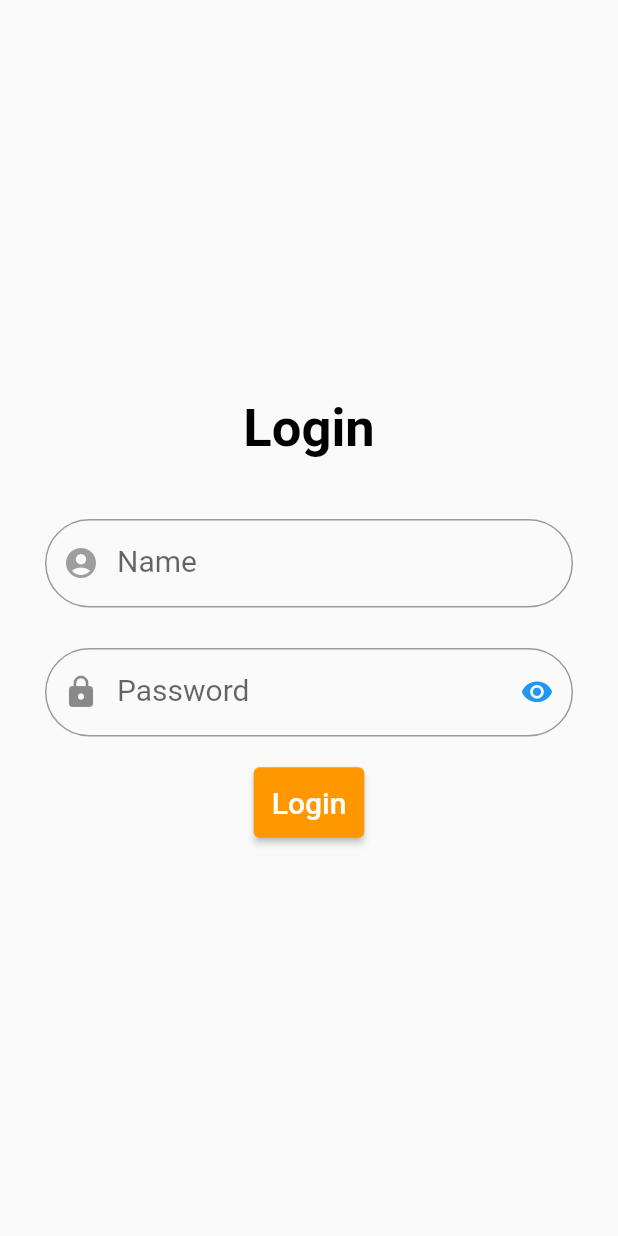
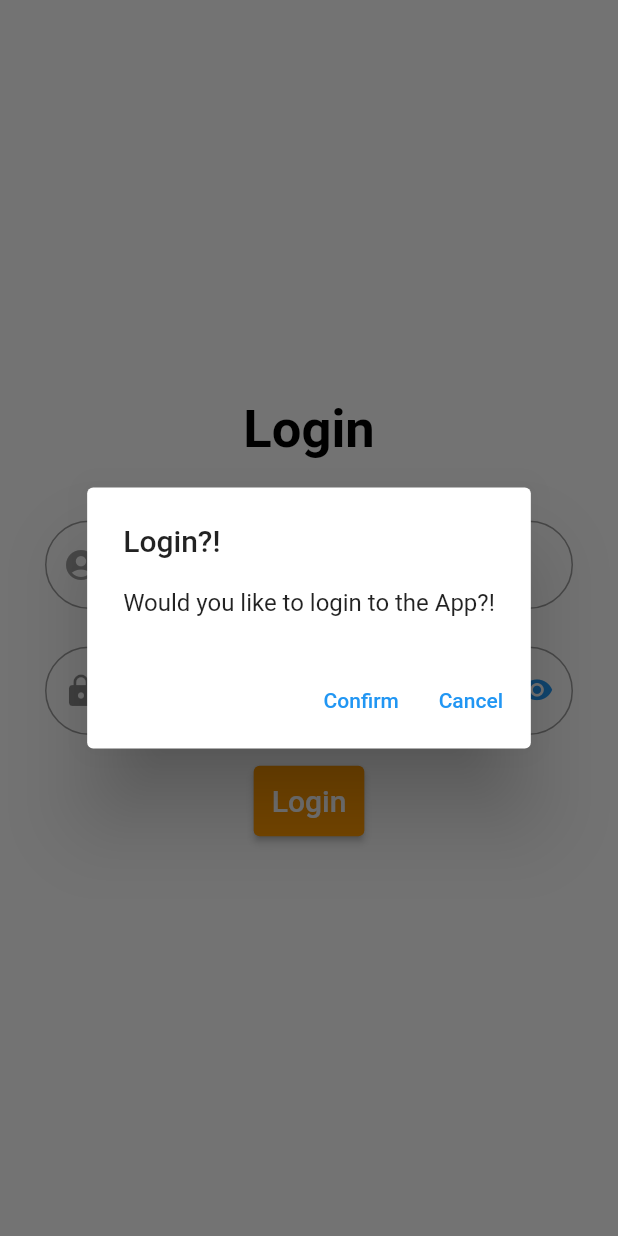
Before and after one commit to Belal13ify/login_widget, a Flutter app: the screen it shows after launch, after a tap on "Login", on a phone screen of 412 x 824 dp. Run offline on Flutter 3.47's test engine with Material 2 defaults, Android fonts, the phone set to English and light mode, and no system bars.

Commit message:
task final

```diff
--- /dev/null
+++ b/lib/login.dart
@@ -0,0 +1,136 @@
+import 'package:flutter/material.dart';
+import 'constants.dart';
+
+class Login extends StatefulWidget {
+  const Login({Key? key}) : super(key: key);
+
+  @override
+  _LoginState createState() => _LoginState();
+}
+
+class _LoginState extends State<Login> {
+  bool secured = true;
+
+  SnackBar mySnackBar = SnackBar(
+      duration: Duration(seconds: 8),
+      content: Row(
+        mainAxisAlignment: MainAxisAlignment.center,
+        children: [
+          Text('You have Successfully logged in !',
+              style: TextStyle(fontSize: 18, color: Colors.limeAccent)),
+        ],
+      ));
+  Future<void> openAlert() async {
+    return showDialog(
+      context: context,
+      barrierDismissible: false, // user must tap button!
+      builder: (BuildContext context) {
+        return AlertDialog(
+          title: Text('Login?!'),
+          content: SingleChildScrollView(
+            child: Column(
+              children: <Widget>[
+                Text('Would you like to login to the App?!'),
+              ],
+            ),
+          ),
+          actions: <Widget>[
+            TextButton(
+              child: Text('Confirm'),
+              onPressed: () {
+                ScaffoldMessenger.of(context).showSnackBar(mySnackBar);
+                Navigator.pop(context);
+              },
+            ),
+            TextButton(
+              child: Text('Cancel'),
+              onPressed: () {
+                Navigator.pop(context);
+              },
+            ),
+          ],
+        );
+      },
+    );
+  }
+
+  @override
+  Widget build(BuildContext context) {
+    return Scaffold(
+      body: SafeArea(
+          child: Padding(
+        padding: const EdgeInsets.symmetric(horizontal: 30),
+        child: Column(
+          mainAxisAlignment: MainAxisAlignment.center,
+          children: [
+            Text('Login',
+                style: TextStyle(
+                    color: Colors.black,
+                    fontSize: 35,
+                    fontWeight: FontWeight.bold)),
+            SizedBox(
+              height: 40.0,
+            ),
+            Column(
+              mainAxisAlignment: MainAxisAlignment.center,
+              children: [
+                TextFormField(
+                  decoration: kTextFieldDecoration.copyWith(labelText: 'Name'),
+                  validator: (value) {
+                    if (value == null || value.isEmpty) {
+                      return ('name required');
+                    }
+                    return null;
+                  },
+                ),
+                SizedBox(
+                  height: 25.0,
+                ),
+                TextFormField(
+                  obscureText: secured,
+                  decoration: kTextFieldDecoration.copyWith(
+                    labelText: 'Password',
+                    prefixIcon: Icon(Icons.lock),
+                    suffixIcon: IconButton(
+                      onPressed: () {
+                        setState(() {
+                          secured = !secured;
+                        });
+                      },
+                      icon: Icon(
+                        secured ? Icons.visibility_sharp : Icons.visibility_off,
+                        color: Colors.blue,
+                        size: 22,
+                      ),
+                    ),
+                  ),
+                  keyboardType: TextInputType.visiblePassword,
+                  validator: (value) {
+                    if (value == null || value.isEmpty) {
+                      return ('password required');
+                    }
+                    return null;
+                  },
+                ),
+                SizedBox(
+                  height: 20,
+                ),
+                ElevatedButton(
+                    style: ElevatedButton.styleFrom(
+                      primary: Colors.orange,
+                      padding:
+                          EdgeInsets.symmetric(horizontal: 12, vertical: 12),
+                    ),
+                    onPressed: () => openAlert(),
+                    child: Text(
+                      'Login',
+                      style: TextStyle(fontSize: 20),
+                    ))
+              ],
+            ),
+          ],
+        ),
+      )),
+    );
+  }
+}
--- a/lib/main.dart
+++ b/lib/main.dart
@@ -1,105 +1,16 @@
 import 'package:flutter/material.dart';
-import 'constants.dart';
+import 'login.dart';
 
 void main() {
   runApp(MyApp());
 }
 
-class MyApp extends StatefulWidget {
-  const MyApp({Key? key}) : super(key: key);
-
-  @override
-  _MyAppState createState() => _MyAppState();
-}
-
-class _MyAppState extends State<MyApp> {
-  bool secured = true;
+class MyApp extends StatelessWidget {
   @override
   Widget build(BuildContext context) {
     return MaterialApp(
       debugShowCheckedModeBanner: false,
-      home: Scaffold(
-        body: SafeArea(
-            child: Padding(
-          padding: const EdgeInsets.symmetric(horizontal: 30),
-          child: Column(
-            mainAxisAlignment: MainAxisAlignment.center,
-            children: [
-              Text('Login',
-                  style: TextStyle(
-                      color: Colors.black,
-                      fontSize: 35,
-                      fontWeight: FontWeight.bold)),
-              SizedBox(
-                height: 40.0,
-              ),
-              Column(
-                mainAxisAlignment: MainAxisAlignment.center,
-                children: [
-                  TextFormField(
-                    decoration:
-                        kTextFieldDecoration.copyWith(labelText: 'Name'),
-                    validator: (value) {
-                      if (value == null || value.isEmpty) {
-                        return ('name required');
-                      }
-                      return null;
-                    },
-                  ),
-                  SizedBox(
-                    height: 2,
-                  ),
-                  SizedBox(
-                    height: 25.0,
-                  ),
-                  TextFormField(
-                    obscureText: secured,
-                    decoration: kTextFieldDecoration.copyWith(
-                      labelText: 'Password',
-                      prefixIcon: Icon(Icons.lock),
-                      suffixIcon: IconButton(
-                        onPressed: () {
-                          setState(() {
-                            secured = !secured;
-                          });
-                        },
-                        icon: Icon(
-                          secured
-                              ? Icons.visibility_sharp
-                              : Icons.visibility_off,
-                          color: Colors.blue,
-                          size: 22,
-                        ),
-                      ),
-                    ),
-                    keyboardType: TextInputType.visiblePassword,
-                    validator: (value) {
-                      if (value == null || value.isEmpty) {
-                        return ('password required');
-                      }
-                      return null;
-                    },
-                  ),
-                  SizedBox(
-                    height: 20,
-                  ),
-                  ElevatedButton(
-                      style: ElevatedButton.styleFrom(
-                        primary: Colors.orange,
-                        padding:
-                            EdgeInsets.symmetric(horizontal: 12, vertical: 12),
-                      ),
-                      onPressed: () {},
-                      child: Text(
-                        'Login',
-                        style: TextStyle(fontSize: 20),
-                      ))
-                ],
-              ),
-            ],
-          ),
-        )),
-      ),
+      home: Login(),
     );
   }
 }
```
